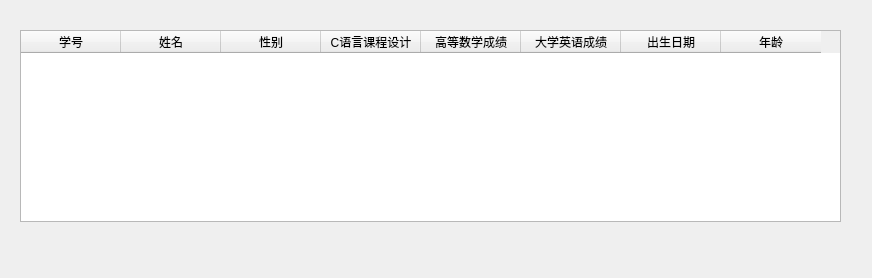
Before: the Qt Designer form GuiApplication/FormHomePage.ui in doublezhuang101/GuiApplication, drawn with Qt 5.
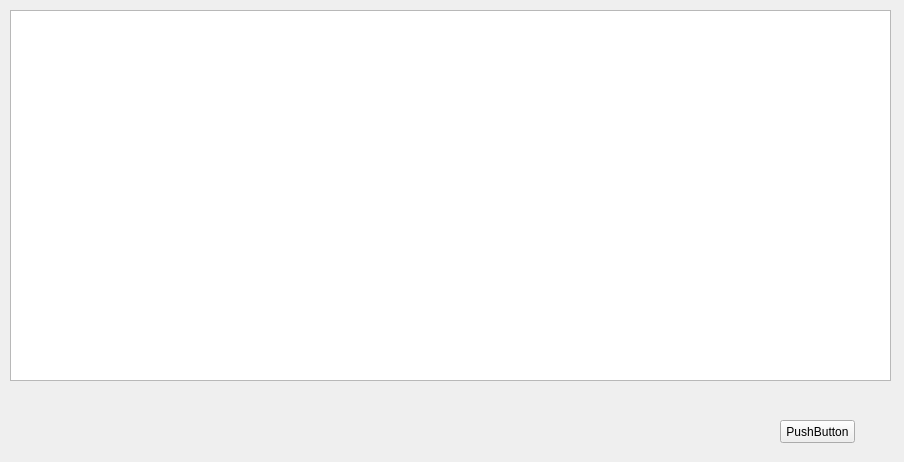
After: the same form once the commit is applied.

```diff
--- a/GuiApplication/FormHomePage.ui
+++ b/GuiApplication/FormHomePage.ui
@@ -6,62 +6,35 @@
    <rect>
     <x>0</x>
     <y>0</y>
-    <width>872</width>
-    <height>278</height>
+    <width>904</width>
+    <height>462</height>
    </rect>
   </property>
   <property name="windowTitle">
    <string>FormHomePage</string>
   </property>
-  <widget class="QTableWidget" name="tableWidget">
+  <widget class="QTableView" name="tableView">
    <property name="geometry">
     <rect>
-     <x>20</x>
-     <y>30</y>
-     <width>821</width>
-     <height>192</height>
+     <x>10</x>
+     <y>10</y>
+     <width>881</width>
+     <height>371</height>
     </rect>
    </property>
-   <column>
-    <property name="text">
-     <string>学号</string>
-    </property>
-   </column>
-   <column>
-    <property name="text">
-     <string>姓名</string>
-    </property>
-   </column>
-   <column>
-    <property name="text">
-     <string>性别</string>
-    </property>
-   </column>
-   <column>
-    <property name="text">
-     <string>C语言课程设计</string>
-    </property>
-   </column>
-   <column>
-    <property name="text">
-     <string>高等数学成绩</string>
-    </property>
-   </column>
-   <column>
-    <property name="text">
-     <string>大学英语成绩</string>
-    </property>
-   </column>
-   <column>
-    <property name="text">
-     <string>出生日期</string>
-    </property>
-   </column>
-   <column>
-    <property name="text">
-     <string>年龄</string>
-    </property>
-   </column>
+  </widget>
+  <widget class="QPushButton" name="pushButton">
+   <property name="geometry">
+    <rect>
+     <x>780</x>
+     <y>420</y>
+     <width>75</width>
+     <height>23</height>
+    </rect>
+   </property>
+   <property name="text">
+    <string>PushButton</string>
+   </property>
   </widget>
  </widget>
  <layoutdefault spacing="6" margin="11"/>
```
